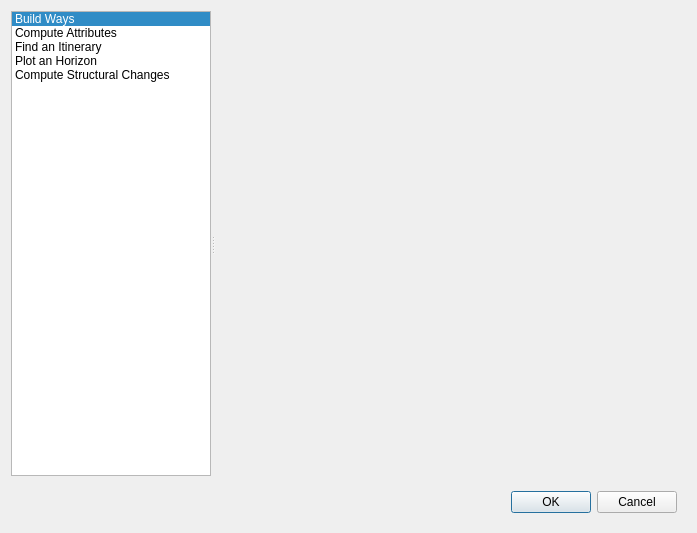
First picture: the form in src/morpheo/gui/ui/morpheo_dialog.ui, repository MorphoCity/morpheo-plugin, before the edit.
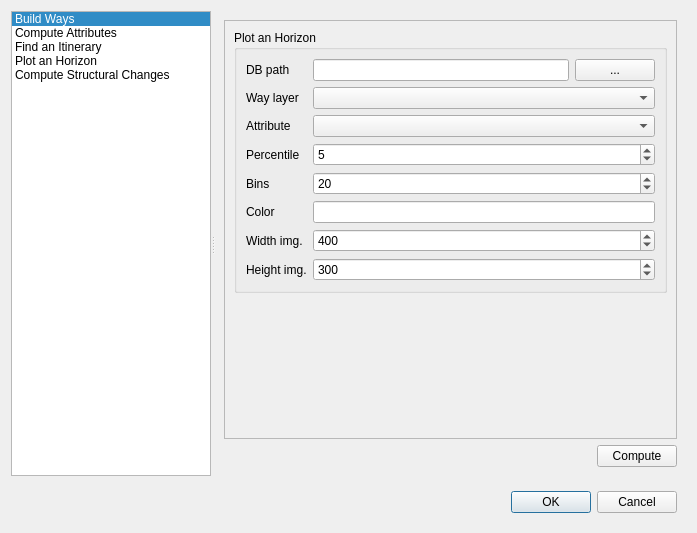
Second picture: the form after the edit. The open tabs and pages were chosen to show the change.

Commit message: QGIS Plugin: add Horizon

Patch:
```diff
--- a/src/morpheo/gui/ui/morpheo_dialog.ui
+++ b/src/morpheo/gui/ui/morpheo_dialog.ui
@@ -631,7 +631,205 @@
           </layout>
          </widget>
          <widget class="QWidget" name="mAlgo_03"/>
-         <widget class="QWidget" name="mAlgo_04"/>
+         <widget class="QWidget" name="mAlgo_04">
+          <layout class="QVBoxLayout" name="verticalLayout_10">
+           <item>
+            <widget class="QScrollArea" name="scrollArea_4">
+             <property name="widgetResizable">
+              <bool>true</bool>
+             </property>
+             <widget class="QWidget" name="scrollAreaWidgetContents_4">
+              <property name="geometry">
+               <rect>
+                <x>0</x>
+                <y>0</y>
+                <width>453</width>
+                <height>314</height>
+               </rect>
+              </property>
+              <property name="sizePolicy">
+               <sizepolicy hsizetype="Preferred" vsizetype="Maximum">
+                <horstretch>0</horstretch>
+                <verstretch>0</verstretch>
+               </sizepolicy>
+              </property>
+              <layout class="QVBoxLayout" name="verticalLayout_11">
+               <item>
+                <widget class="QGroupBox" name="grpHorizon">
+                 <property name="sizePolicy">
+                  <sizepolicy hsizetype="Preferred" vsizetype="Maximum">
+                   <horstretch>0</horstretch>
+                   <verstretch>0</verstretch>
+                  </sizepolicy>
+                 </property>
+                 <property name="title">
+                  <string>Plot an Horizon</string>
+                 </property>
+                 <layout class="QGridLayout" name="gridLayout_9">
+                  <item row="2" column="1">
+                   <widget class="QComboBox" name="cbxHorizonWayAttribute"/>
+                  </item>
+                  <item row="0" column="1">
+                   <layout class="QHBoxLayout" name="horizontalLayout_11">
+                    <item>
+                     <widget class="QLineEdit" name="letHorizonDBPath"/>
+                    </item>
+                    <item>
+                     <widget class="QPushButton" name="pbnHorizonDBPath">
+                      <property name="text">
+                       <string>...</string>
+                      </property>
+                     </widget>
+                    </item>
+                   </layout>
+                  </item>
+                  <item row="1" column="0">
+                   <widget class="QLabel" name="lHorizonWayLayer">
+                    <property name="text">
+                     <string>Way layer</string>
+                    </property>
+                   </widget>
+                  </item>
+                  <item row="0" column="0">
+                   <widget class="QLabel" name="lHorizonDBPath">
+                    <property name="text">
+                     <string>DB path</string>
+                    </property>
+                   </widget>
+                  </item>
+                  <item row="1" column="1">
+                   <widget class="QComboBox" name="cbxHorizonWayLayer"/>
+                  </item>
+                  <item row="3" column="0">
+                   <widget class="QLabel" name="lHorizonPercentile">
+                    <property name="text">
+                     <string>Percentile</string>
+                    </property>
+                   </widget>
+                  </item>
+                  <item row="3" column="1">
+                   <widget class="QSpinBox" name="spxHorizonPercentile">
+                    <property name="minimum">
+                     <number>1</number>
+                    </property>
+                    <property name="value">
+                     <number>5</number>
+                    </property>
+                   </widget>
+                  </item>
+                  <item row="4" column="1">
+                   <widget class="QSpinBox" name="spxHorizonPlotBins">
+                    <property name="minimum">
+                     <number>2</number>
+                    </property>
+                    <property name="value">
+                     <number>20</number>
+                    </property>
+                   </widget>
+                  </item>
+                  <item row="5" column="1">
+                   <widget class="QLineEdit" name="letHorizonPlotColor"/>
+                  </item>
+                  <item row="2" column="0">
+                   <widget class="QLabel" name="lHorizonWayAttribute">
+                    <property name="text">
+                     <string>Attribute</string>
+                    </property>
+                   </widget>
+                  </item>
+                  <item row="6" column="1">
+                   <widget class="QSpinBox" name="spxHorizonPlotWidth">
+                    <property name="minimum">
+                     <number>10</number>
+                    </property>
+                    <property name="maximum">
+                     <number>2000</number>
+                    </property>
+                    <property name="singleStep">
+                     <number>10</number>
+                    </property>
+                    <property name="value">
+                     <number>400</number>
+                    </property>
+                   </widget>
+                  </item>
+                  <item row="7" column="1">
+                   <widget class="QSpinBox" name="spxHorizonPlotHeight">
+                    <property name="minimum">
+                     <number>10</number>
+                    </property>
+                    <property name="maximum">
+                     <number>2000</number>
+                    </property>
+                    <property name="singleStep">
+                     <number>10</number>
+                    </property>
+                    <property name="value">
+                     <number>300</number>
+                    </property>
+                   </widget>
+                  </item>
+                  <item row="4" column="0">
+                   <widget class="QLabel" name="lHorizonPlotBins">
+                    <property name="text">
+                     <string>Bins</string>
+                    </property>
+                   </widget>
+                  </item>
+                  <item row="5" column="0">
+                   <widget class="QLabel" name="lHorizonPlotColor">
+                    <property name="text">
+                     <string>Color</string>
+                    </property>
+                   </widget>
+                  </item>
+                  <item row="6" column="0">
+                   <widget class="QLabel" name="lHorizonPlotWidth">
+                    <property name="text">
+                     <string>Width img.</string>
+                    </property>
+                   </widget>
+                  </item>
+                  <item row="7" column="0">
+                   <widget class="QLabel" name="lHorizonPlotHeight">
+                    <property name="text">
+                     <string>Height img.</string>
+                    </property>
+                   </widget>
+                  </item>
+                 </layout>
+                </widget>
+               </item>
+              </layout>
+             </widget>
+            </widget>
+           </item>
+           <item>
+            <layout class="QHBoxLayout" name="horizontalLayout_10">
+             <item>
+              <spacer name="horizontalSpacer_4">
+               <property name="orientation">
+                <enum>Qt::Horizontal</enum>
+               </property>
+               <property name="sizeHint" stdset="0">
+                <size>
+                 <width>40</width>
+                 <height>20</height>
+                </size>
+               </property>
+              </spacer>
+             </item>
+             <item>
+              <widget class="QPushButton" name="pushButton">
+               <property name="text">
+                <string>Compute</string>
+               </property>
+              </widget>
+             </item>
+            </layout>
+           </item>
+          </layout>
+         </widget>
          <widget class="QWidget" name="mAlgo_05">
           <layout class="QVBoxLayout" name="verticalLayout_8">
            <item>
```
The commit also changes 1 other file.
